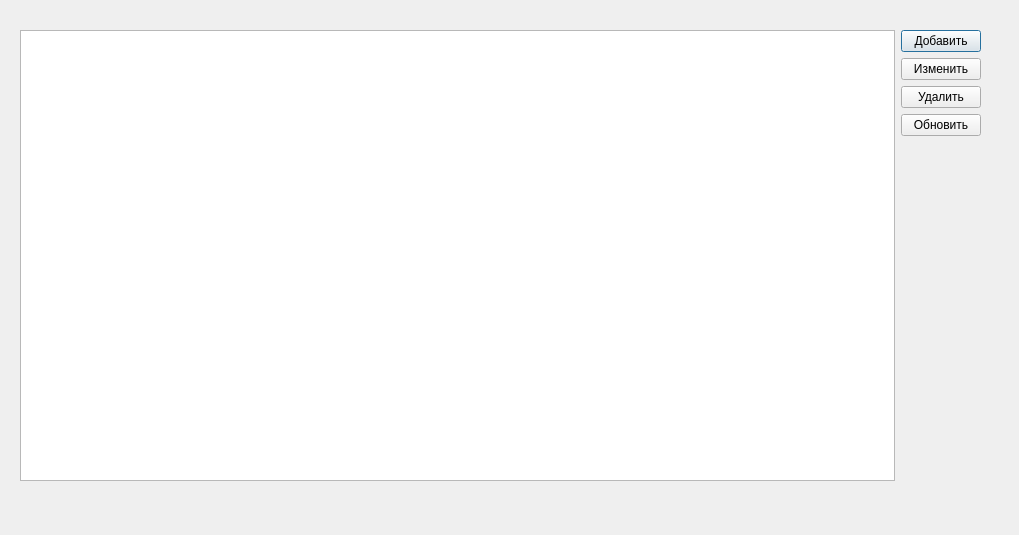
Old version of the form ContragentsListDialog.ui in the repository EvheniCH-Ufa/SimpleContractRegister.
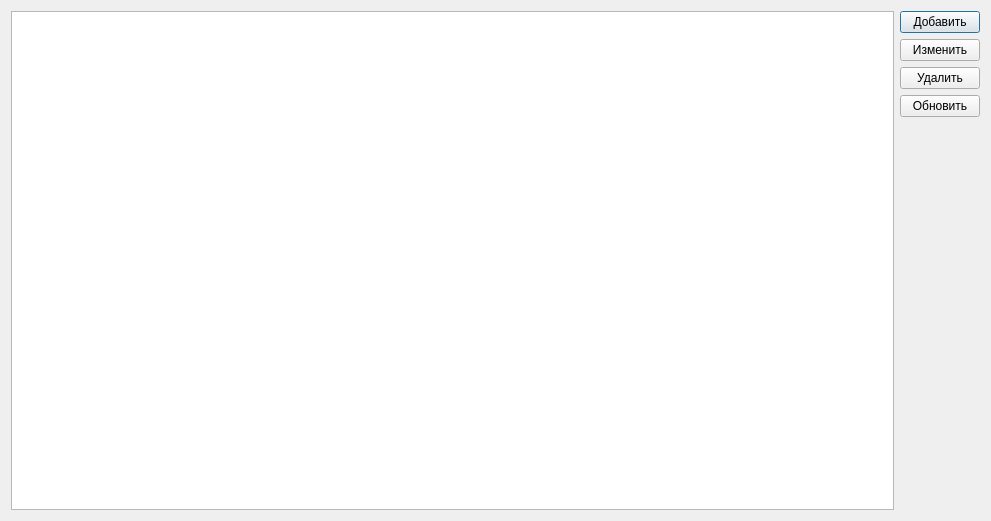
New version of the form.

Commit message: Поправил компоновку, имена

The edit to the form file:
```diff
--- a/ContragentsListDialog.ui
+++ b/ContragentsListDialog.ui
@@ -6,22 +6,15 @@
    <rect>
     <x>0</x>
     <y>0</y>
-    <width>1019</width>
-    <height>535</height>
+    <width>991</width>
+    <height>521</height>
    </rect>
   </property>
   <property name="windowTitle">
    <string>Dialog</string>
   </property>
-  <widget class="QWidget" name="layoutWidget">
-   <property name="geometry">
-    <rect>
-     <x>20</x>
-     <y>30</y>
-     <width>961</width>
-     <height>451</height>
-    </rect>
-   </property>
+  <layout class="QHBoxLayout" name="horizontalLayout">
+   <item>
    <layout class="QGridLayout" name="gridLayout">
     <item row="0" column="1">
      <layout class="QVBoxLayout" name="verticalLayout">
@@ -69,10 +62,15 @@
      </layout>
     </item>
     <item row="0" column="0">
-     <widget class="QTableView" name="contractTableView"/>
-    </item>
-   </layout>
-  </widget>
+      <widget class="QTableView" name="contragentTableView">
+       <property name="editTriggers">
+        <set>QAbstractItemView::DoubleClicked</set>
+       </property>
+      </widget>
+     </item>
+    </layout>
+   </item>
+  </layout>
  </widget>
  <resources/>
  <connections/>
```
Left out of the diff: 8 changed lines with no effect on the pictures. Lines whose indentation alone changed are shown as unchanged.
